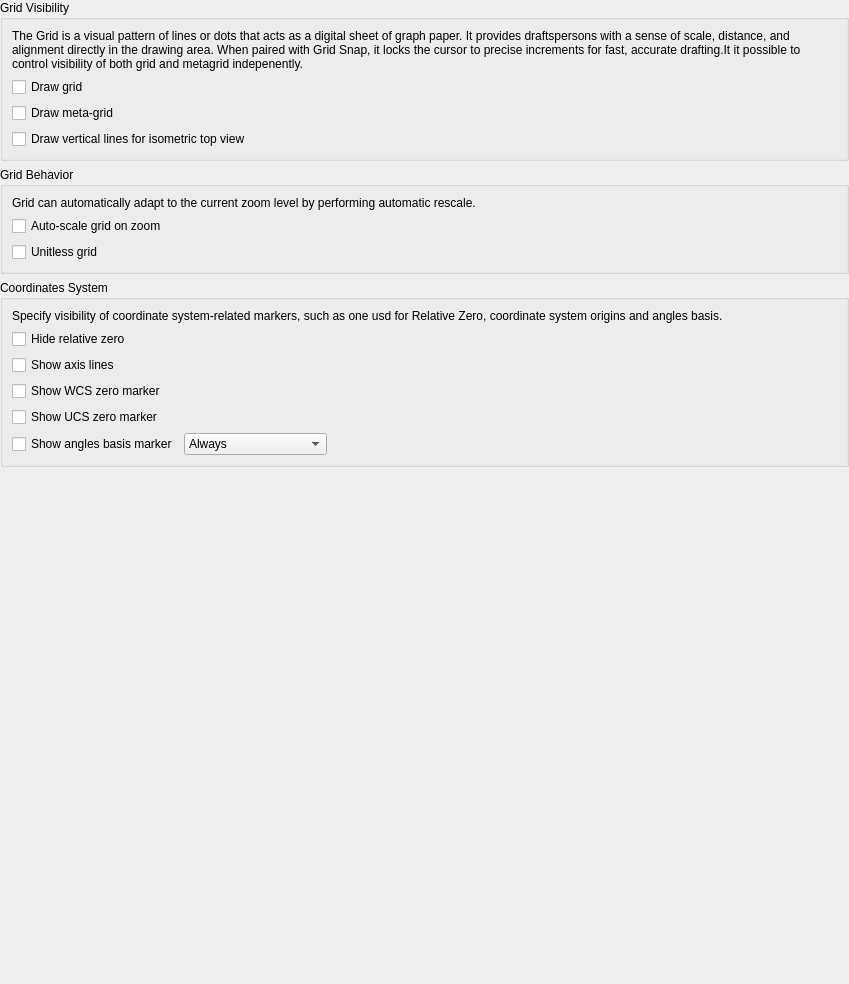
Above: librecad/src/ui/dialogs/settings/options_drafting/pages/lc_settings_page_drafting_behavior_grid_and_coordinates.ui from sand1024/LibreCAD before the change. Below: the same form after it.
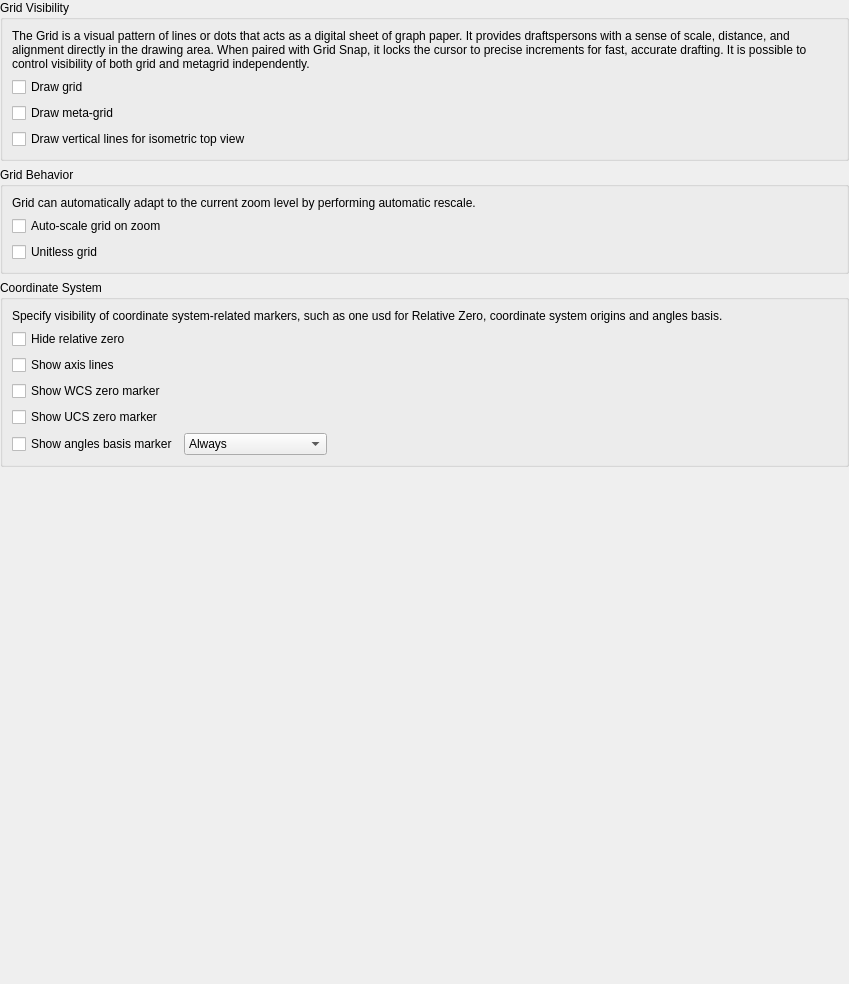
That is the form after the change. Custom widgets are drawn as their Qt base class.

Patch:
```diff
--- a/librecad/src/ui/dialogs/settings/options_drafting/pages/lc_settings_page_drafting_behavior_grid_and_coordinates.ui
+++ b/librecad/src/ui/dialogs/settings/options_drafting/pages/lc_settings_page_drafting_behavior_grid_and_coordinates.ui
@@ -44,7 +44,7 @@
       <item row="0" column="0">
        <widget class="QLabel" name="label_3">
         <property name="text">
-         <string>The Grid is a visual pattern of lines or dots that acts as a digital sheet of graph paper. It provides draftspersons with a sense of scale, distance, and alignment directly in the drawing area. When paired with Grid Snap, it locks the cursor to precise increments for fast, accurate drafting.It it possible to control visibility of both grid and metagrid indepenently.</string>
+         <string>The Grid is a visual pattern of lines or dots that acts as a digital sheet of graph paper. It provides draftspersons with a sense of scale, distance, and alignment directly in the drawing area. When paired with Grid Snap, it locks the cursor to precise increments for fast, accurate drafting. It is possible to control visibility of both grid and metagrid independently.</string>
         </property>
         <property name="wordWrap">
          <bool>true</bool>
@@ -138,7 +138,7 @@
    <item>
     <widget class="QGroupBox" name="groupBox_3">
      <property name="title">
-      <string>Coordinates System</string>
+      <string>Coordinate System</string>
      </property>
      <layout class="QGridLayout" name="gridLayout_5">
       <item row="4" column="0" colspan="2">
```
Left out of the diff: 10 changed lines with no effect on the pictures.
